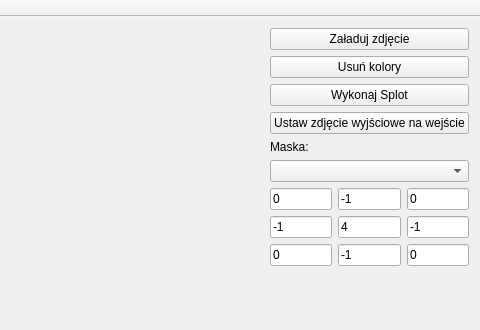
Qt form mainwindow.ui (EddieTheHead/Maski) before a commit; both pictures show x 775 to 1255 and y 0 to 330 of the 1255 by 689 pixel window.
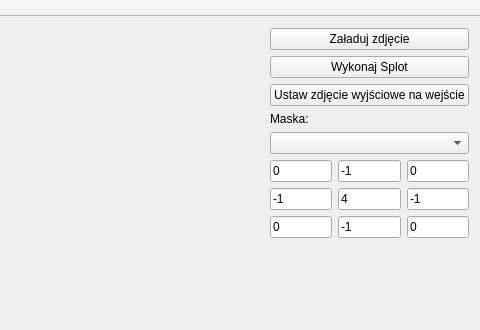
The same form after that commit.

Commit message: Dodano zmienianie ustawień comboboxa na własne po edycji maski

```diff
--- a/mainwindow.ui
+++ b/mainwindow.ui
@@ -53,13 +53,6 @@
         </property>
        </widget>
       </item>
-      <item>
-       <widget class="QPushButton" name="pushButton_deleteColors">
-        <property name="text">
-         <string>Usuń kolory</string>
-        </property>
-       </widget>
-      </item>
       <item>
        <widget class="QPushButton" name="pushButton_doFFT">
         <property name="text">
```
Left out of the diff: 1 changed line with no effect on the pictures. The commit also changes 2 other files.
